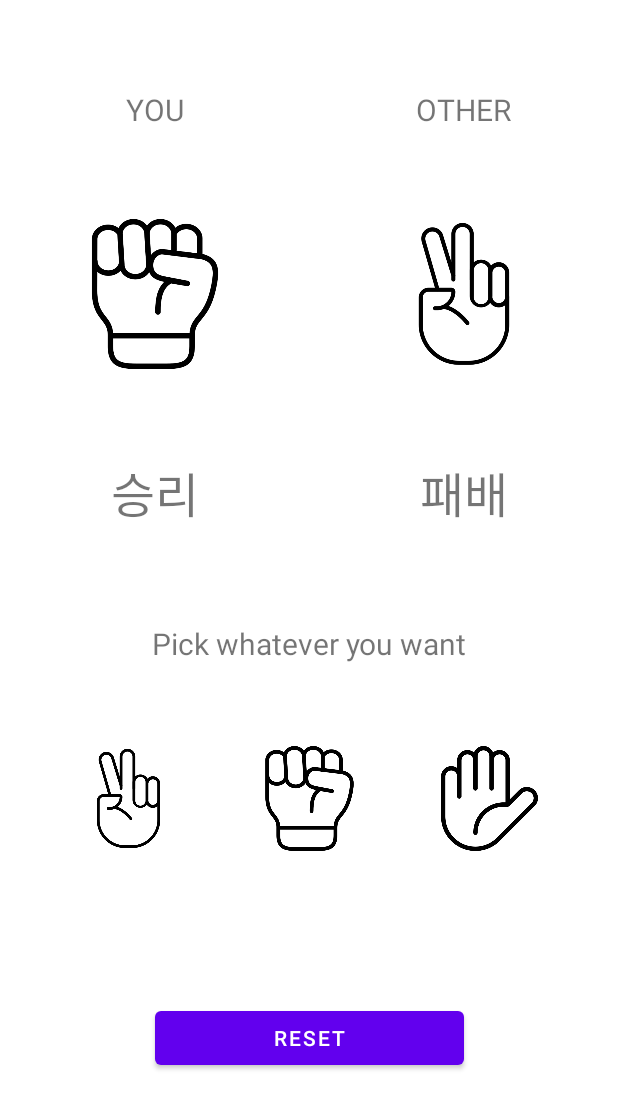
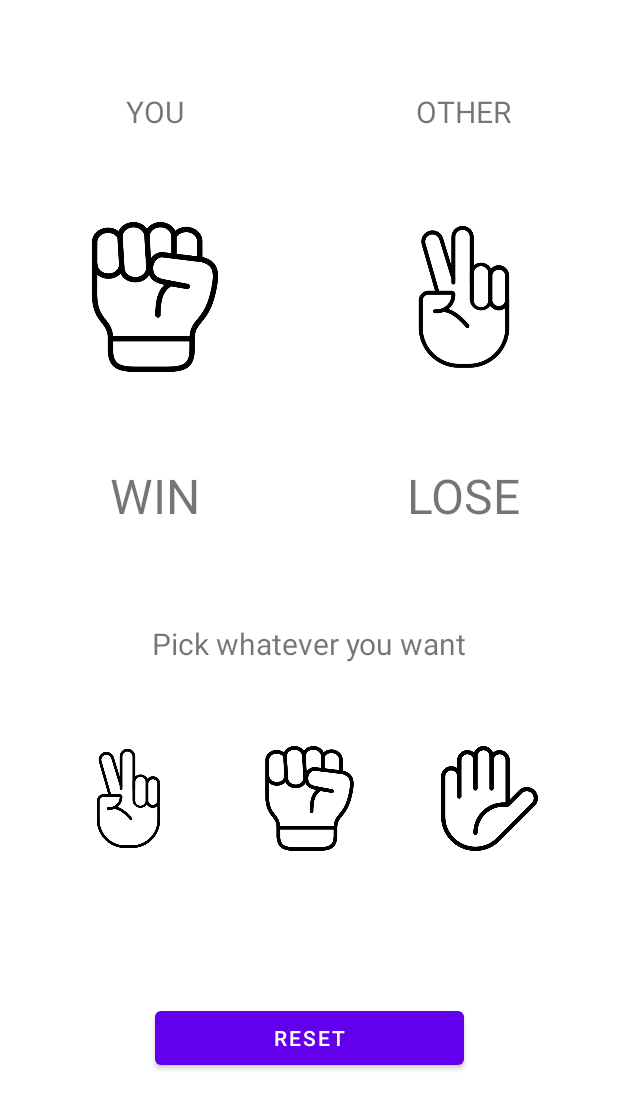
Before and after one commit to hansh0101-sample/Architecture-Sample, an Android app: the layout activity_main.xml on its own in the app's theme, with its tools: preview values and no code run, on a phone screen of 412 x 824 dp. Shown: the top 1109 px of the screen. Run offline under Robolectric (Android 15) with nearby library versions, the phone set to English and light mode, and no system bars.

```diff
--- a/app/src/main/res/layout/activity_main.xml
+++ b/app/src/main/res/layout/activity_main.xml
@@ -47,7 +47,7 @@
             app:layout_constraintEnd_toEndOf="parent"
             app:layout_constraintStart_toStartOf="parent"
             app:layout_constraintTop_toBottomOf="@id/image_my_pick"
-            tools:text="승리" />
+            tools:text="WIN" />
 
     </androidx.constraintlayout.widget.ConstraintLayout>
 
@@ -90,7 +90,7 @@
             app:layout_constraintEnd_toEndOf="parent"
             app:layout_constraintStart_toStartOf="parent"
             app:layout_constraintTop_toBottomOf="@id/image_opponent_pick"
-            tools:text="패배" />
+            tools:text="LOSE" />
 
     </androidx.constraintlayout.widget.ConstraintLayout>
 
```
